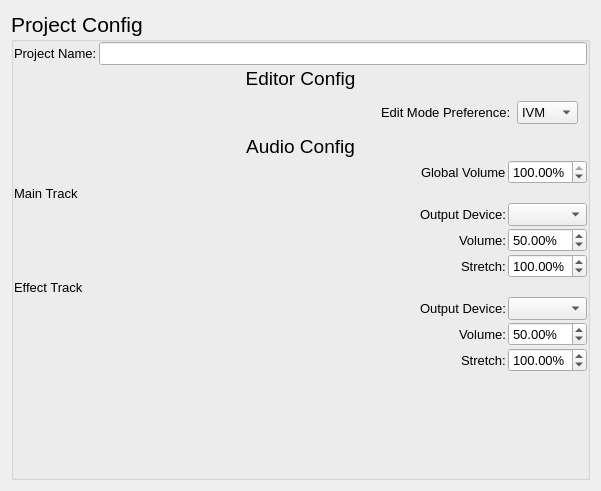
Above: src/ui/project/projectconfig.ui from xiangCaO233/MusicMapMaker before the change. Below: the same form after it.
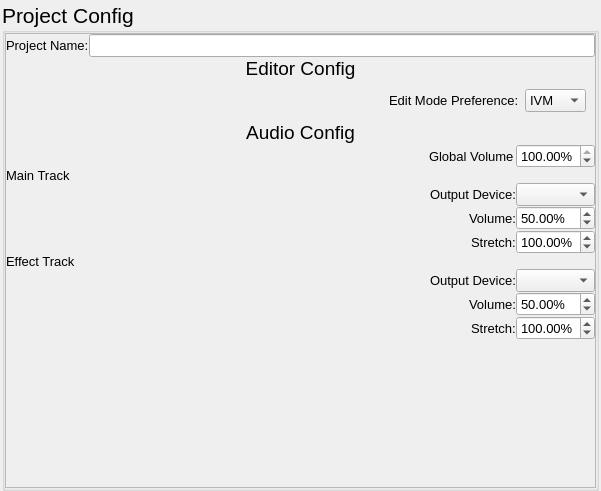
That is the form after the change.

Patch:
```diff
--- a/src/ui/project/projectconfig.ui
+++ b/src/ui/project/projectconfig.ui
@@ -14,6 +14,21 @@
    <string>Project Preference</string>
   </property>
   <layout class="QHBoxLayout" name="horizontalLayout">
+   <property name="spacing">
+    <number>0</number>
+   </property>
+   <property name="leftMargin">
+    <number>2</number>
+   </property>
+   <property name="topMargin">
+    <number>2</number>
+   </property>
+   <property name="rightMargin">
+    <number>2</number>
+   </property>
+   <property name="bottomMargin">
+    <number>0</number>
+   </property>
    <item>
     <widget class="QGroupBox" name="groupBox">
      <property name="font">
@@ -41,6 +56,36 @@
        <number>0</number>
       </property>
       <item>
+       <widget class="QScrollArea" name="scrollArea">
+        <property name="widgetResizable">
+         <bool>true</bool>
+        </property>
+        <widget class="QWidget" name="scrollAreaWidgetContents">
+         <property name="geometry">
+          <rect>
+           <x>0</x>
+           <y>0</y>
+           <width>589</width>
+           <height>458</height>
+          </rect>
+         </property>
+         <layout class="QVBoxLayout" name="verticalLayout">
+          <property name="spacing">
+           <number>0</number>
+          </property>
+          <property name="leftMargin">
+           <number>0</number>
+          </property>
+          <property name="topMargin">
+           <number>0</number>
+          </property>
+          <property name="rightMargin">
+           <number>0</number>
+          </property>
+          <property name="bottomMargin">
+           <number>0</number>
+          </property>
+          <item>
        <layout class="QHBoxLayout" name="project_name_layout">
         <item>
          <widget class="QLabel" name="project_name_label">
@@ -542,10 +587,14 @@
         <property name="sizeHint" stdset="0">
          <size>
           <width>20</width>
-          <height>40</height>
+              <height>120</height>
          </size>
         </property>
        </spacer>
+          </item>
+         </layout>
+        </widget>
+       </widget>
       </item>
      </layout>
     </widget>
```
Lines whose indentation alone changed are shown as unchanged.
